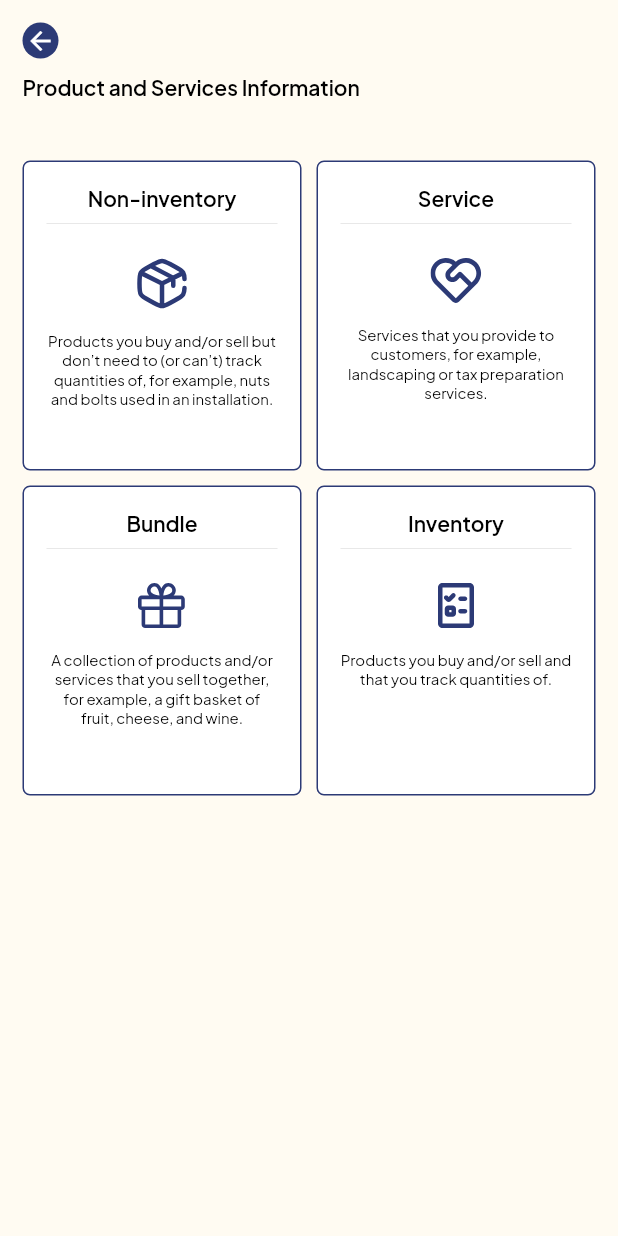
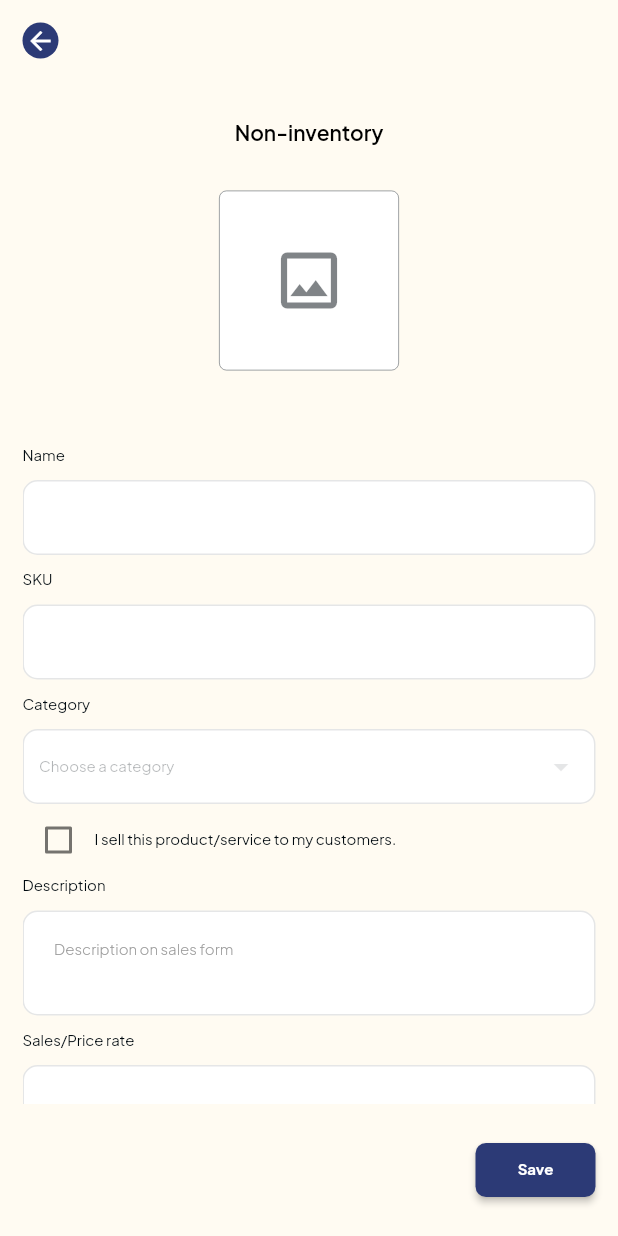
Before and after one commit to adriansgrrx/Flutter_-_MultiStepFormPage, a Flutter app: the screen it shows after launch, on a phone screen of 412 x 824 dp. Run offline on Flutter 3.47's test engine with Material 2 defaults, Android fonts, the phone set to English and light mode, and no system bars; our stand-ins replace flutter_speed_dial, flutter_svg, google_fonts.

Commit message:
Non-inventory UI done.

```diff
--- a/lib/MasterlistProductAndServices/1_ProductNServicesDashboard.dart
+++ b/lib/MasterlistProductAndServices/1_ProductNServicesDashboard.dart
@@ -1,5 +1,6 @@
 import 'package:flutter/material.dart';
 import 'package:google_fonts/google_fonts.dart';
+import 'package:smart_ledger_ai/MasterlistProductAndServices/2_ProductNServicesChoices.dart';
 
 class ProductNServicesDashboard extends StatefulWidget {
   const ProductNServicesDashboard({super.key});
@@ -17,7 +18,14 @@ class _ProductNServicesDashboard extends State<ProductNServicesDashboard> {
     return Scaffold(
       floatingActionButton: FloatingActionButton(
         onPressed: () {
-          // Add your onPressed logic here
+          Navigator.push(
+            context,
+            MaterialPageRoute(
+              builder: (context) {
+                return const ProductNServicesChoices();
+              },
+            ),
+          );
         },
         backgroundColor: const Color(0xFFD9D9D9),
         child: Container(
--- a/lib/MasterlistProductAndServices/2_ProductNServicesChoices.dart
+++ b/lib/MasterlistProductAndServices/2_ProductNServicesChoices.dart
@@ -1,6 +1,8 @@
 import 'package:flutter/material.dart';
 import 'package:google_fonts/google_fonts.dart';
 import 'package:flutter_svg/flutter_svg.dart';
+import 'package:smart_ledger_ai/MasterlistProductAndServices/1_ProductNServicesDashboard.dart';
+import 'package:smart_ledger_ai/MasterlistProductAndServices/3_NonInventory.dart';
 
 class ProductNServicesChoices extends StatefulWidget {
   const ProductNServicesChoices({super.key});
@@ -21,7 +23,18 @@ class _ProductNServicesChoices extends State<ProductNServicesChoices> {
           child: Column(
             crossAxisAlignment: CrossAxisAlignment.stretch,
             children: [
-              Column(
+              GestureDetector(
+                onTap: () {
+                  Navigator.push(
+                    context,
+                    MaterialPageRoute(
+                      builder: (context) {
+                        return const ProductNServicesDashboard();
+                      },
+                    ),
+                  );
+                },
+                child: Column(
                   crossAxisAlignment: CrossAxisAlignment.start,
                   children: [
                     Container(
@@ -41,6 +54,9 @@ class _ProductNServicesChoices extends State<ProductNServicesChoices> {
                         ),
                       ),
                     ),
+                  ],
+                ),
+              ),
               const SizedBox(
                 height: 10,
               ),
@@ -51,16 +67,14 @@ class _ProductNServicesChoices extends State<ProductNServicesChoices> {
                     fontSize: 14.0,
                     fontWeight: FontWeight.w600),
               ),
-                ],
-              ),
               const SizedBox(
                 height: 40,
               ),
               GridView.count(
                 shrinkWrap: true,
                 crossAxisCount: 2, // Number of columns
-                crossAxisSpacing: 10.0, // Spacing between columns
-                mainAxisSpacing: 10.0,
+                crossAxisSpacing: 20.0, // Spacing between columns
+                mainAxisSpacing: 20.0,
                 childAspectRatio: 0.9, // Spacing between rows
                 children: [
                   Container(
@@ -75,14 +89,14 @@ class _ProductNServicesChoices extends State<ProductNServicesChoices> {
                     ),
                     child: GestureDetector(
                       onTap: () {
-                        // Navigator.push(
-                        //   context,
-                        //   MaterialPageRoute(
-                        //     builder: (context) {
-                        //       return YourDestinationPage();
-                        //     },
-                        //   ),
-                        // );
+                        Navigator.push(
+                          context,
+                          MaterialPageRoute(
+                            builder: (context) {
+                              return const NonInventory();
+                            },
+                          ),
+                        );
                       },
                       child: Center(
                         child: Padding(
@@ -289,6 +303,19 @@ class _ProductNServicesChoices extends State<ProductNServicesChoices> {
                                       fontWeight: FontWeight.w400),
                                 ),
                               ),
+                              const SizedBox(
+                                height: 20,
+                              ),
+                              Center(
+                                child: Text(
+                                  'Turn on inventory tracking',
+                                  textAlign: TextAlign.center,
+                                  style: GoogleFonts.plusJakartaSans(
+                                      color: const Color(0xFF0083EB),
+                                      fontSize: 10.0,
+                                      fontWeight: FontWeight.w400),
+                                ),
+                              ),
                             ],
                           ),
                         ),
--- /dev/null
+++ b/lib/MasterlistProductAndServices/3_NonInventory.dart
@@ -0,0 +1,455 @@
+import 'package:flutter/material.dart';
+import 'package:google_fonts/google_fonts.dart';
+import 'package:flutter_svg/flutter_svg.dart';
+import 'package:smart_ledger_ai/MasterlistProductAndServices/1_ProductNServicesDashboard.dart';
+import 'package:smart_ledger_ai/MasterlistProductAndServices/2_ProductNServicesChoices.dart';
+
+class NonInventory extends StatefulWidget {
+  const NonInventory({super.key});
+
+  @override
+  State<NonInventory> createState() => _NonInventory();
+}
+
+class _NonInventory extends State<NonInventory> {
+  bool isChecked = false;
+
+  @override
+  Widget build(BuildContext context) {
+    return SafeArea(
+      child: Scaffold(
+        backgroundColor: const Color(0xFFFFFBF2),
+        body: Padding(
+          padding: const EdgeInsets.only(
+              top: 15.0, bottom: 0.0, left: 15.0, right: 15.0),
+          child: Column(
+            crossAxisAlignment: CrossAxisAlignment.start,
+            children: [
+              GestureDetector(
+                onTap: () {
+                  Navigator.push(
+                    context,
+                    MaterialPageRoute(
+                      builder: (context) {
+                        return const ProductNServicesChoices();
+                      },
+                    ),
+                  );
+                },
+                child: Container(
+                  width: 24,
+                  height: 24,
+                  decoration: const BoxDecoration(
+                    shape: BoxShape.circle,
+                    color: Color(0xFF2C3A76),
+                  ),
+                  child: Transform.translate(
+                    offset: const Offset(0,
+                        0), // Adjust the Y offset as needed to center the icon
+                    child: const Icon(
+                      Icons.arrow_back,
+                      color: Colors.white,
+                      size: 20,
+                    ),
+                  ),
+                ),
+              ),
+              const SizedBox(
+                height: 40,
+              ),
+              Column(
+                crossAxisAlignment: CrossAxisAlignment.start,
+                children: [
+                  Center(
+                    child: Text(
+                      'Non-inventory',
+                      style: GoogleFonts.plusJakartaSans(
+                          color: Colors.black,
+                          fontSize: 14.0,
+                          fontWeight: FontWeight.w600),
+                    ),
+                  ),
+                  const SizedBox(
+                    height: 30,
+                  ),
+                  Center(
+                    child: Container(
+                      width: 120,
+                      height: 120,
+                      decoration: BoxDecoration(
+                        color: Colors.white,
+                        borderRadius: BorderRadius.circular(5.0),
+                        border: Border.all(
+                            color: const Color(0x80010A10), width: 0.5),
+                      ),
+                      child: const Icon(
+                        Icons.image_outlined,
+                        color: Color(0x80010A10),
+                        size: 50,
+                      ),
+                    ),
+                  ),
+                  const SizedBox(
+                    height: 50,
+                  ),
+                ],
+              ),
+              Expanded(
+                child: SingleChildScrollView(
+                  child: Column(
+                    children: [
+                      Column(
+                        crossAxisAlignment: CrossAxisAlignment.start,
+                        children: [
+                          Padding(
+                            padding: const EdgeInsets.only(bottom: 10.0),
+                            child: Row(
+                              children: [
+                                Text(
+                                  'Name',
+                                  style: GoogleFonts.plusJakartaSans(
+                                    color: const Color(0xFF010A10),
+                                    fontSize: 10.0,
+                                  ),
+                                ),
+                              ],
+                            ),
+                          ),
+                          Container(
+                            padding:
+                                const EdgeInsets.symmetric(horizontal: 10.0),
+                            decoration: BoxDecoration(
+                              color: Colors.white,
+                              border:
+                                  Border.all(color: const Color(0x1a010a10)),
+                              borderRadius: BorderRadius.circular(10.0),
+                            ),
+                            child: TextField(
+                              decoration: const InputDecoration(
+                                border: InputBorder.none,
+                                contentPadding:
+                                    EdgeInsets.symmetric(horizontal: 10),
+                              ),
+                              onChanged: (String value) {
+                                // Handle input changes
+                              },
+                            ),
+                          ),
+                        ],
+                      ),
+                      const SizedBox(
+                        height: 10,
+                      ),
+                      Column(
+                        crossAxisAlignment: CrossAxisAlignment.start,
+                        children: [
+                          Padding(
+                            padding: const EdgeInsets.only(bottom: 10.0),
+                            child: Row(
+                              children: [
+                                Text(
+                                  'SKU',
+                                  style: GoogleFonts.plusJakartaSans(
+                                    color: const Color(0xFF010A10),
+                                    fontSize: 10.0,
+                                  ),
+                                ),
+                              ],
+                            ),
+                          ),
+                          Container(
+                            padding:
+                                const EdgeInsets.symmetric(horizontal: 10.0),
+                            decoration: BoxDecoration(
+                              color: Colors.white,
+                              border:
+                                  Border.all(color: const Color(0x1a010a10)),
+                              borderRadius: BorderRadius.circular(10.0),
+                            ),
+                            child: TextField(
+                              decoration: const InputDecoration(
+                                border: InputBorder.none,
+                                contentPadding:
+                                    EdgeInsets.symmetric(horizontal: 10),
+                              ),
+                              onChanged: (String value) {
+                                // Handle input changes
+                              },
+                            ),
+                          ),
+                        ],
+                      ),
+                      const SizedBox(
+                        height: 10,
+                      ),
+                      Column(
+                        crossAxisAlignment: CrossAxisAlignment.start,
+                        children: [
+                          Padding(
+                            padding: const EdgeInsets.only(bottom: 10.0),
+                            child: Row(
+                              children: [
+                                Text(
+                                  'Category',
+                                  style: GoogleFonts.plusJakartaSans(
+                                    color: const Color(0xFF010A10),
+                                    fontSize: 10.0,
+                                  ),
+                                ),
+                              ],
+                            ),
+                          ),
+                          Container(
+                            padding:
+                                const EdgeInsets.symmetric(horizontal: 10.0),
+                            decoration: BoxDecoration(
+                              color: Colors.white,
+                              border:
+                                  Border.all(color: const Color(0x1a010a10)),
+                              borderRadius: BorderRadius.circular(10.0),
+                            ),
+                            child: DropdownButton<String>(
+                              isExpanded: true,
+                              hint: Text(
+                                'Choose a category',
+                                style: GoogleFonts.plusJakartaSans(
+                                  color: Color.fromARGB(77, 1, 10, 16),
+                                  fontSize: 10.0,
+                                ),
+                              ),
+                              underline: Container(),
+                              icon: const Icon(Icons.arrow_drop_down,
+                                  color: Color(0x1a010a10)),
+                              items: <String>[
+                                'Option 1',
+                                'Option 2',
+                                'Option 3',
+                                'Option 4',
+                              ].map((String value) {
+                                return DropdownMenuItem<String>(
+                                  value: value,
+                                  child: Row(
+                                    children: [
+                                      const SizedBox(width: 10),
+                                      Text(value),
+                                    ],
+                                  ),
+                                );
+                              }).toList(),
+                              onChanged: (String? newValue) {
+                                // Handle selection
+                              },
+                            ),
+                          ),
+                          Row(
+                            children: [
+                              Checkbox(
+                                value: isChecked,
+                                onChanged: (bool? newValue) {
+                                  setState(() {
+                                    isChecked = newValue ?? false;
+                                  });
+                                },
+                              ),
+                              Text(
+                                'I sell this product/service to my customers.',
+                                style: GoogleFonts.plusJakartaSans(
+                                  color: const Color(0xFF010A10),
+                                  fontSize: 10.0,
+                                ),
+                              ),
+                            ],
+                          ),
+                        ],
+                      ),
+                      Column(
+                        crossAxisAlignment: CrossAxisAlignment.start,
+                        children: [
+                          Padding(
+                            padding: const EdgeInsets.only(bottom: 10.0),
+                            child: Row(
+                              children: [
+                                Text(
+                                  'Description',
+                                  style: GoogleFonts.plusJakartaSans(
+                                    color: const Color(0xFF010A10),
+                                    fontSize: 10.0,
+                                  ),
+                                ),
+                              ],
+                            ),
+                          ),
+                          Container(
+                            height: 70,
+                            padding:
+                                const EdgeInsets.symmetric(horizontal: 10.0),
+                            decoration: BoxDecoration(
+                              color: Colors.white,
+                              border:
+                                  Border.all(color: const Color(0x1a010a10)),
+                              borderRadius: BorderRadius.circular(10.0),
+                            ),
+                            child: TextField(
+                              decoration: InputDecoration(
+                                border: InputBorder.none,
+                                contentPadding:
+                                    const EdgeInsets.symmetric(horizontal: 10),
+                                hintText: 'Description on sales form',
+                                hintStyle: GoogleFonts.plusJakartaSans(
+                                  textStyle: const TextStyle(
+                                      color: Colors.grey,
+                                      fontSize:
+                                          10.0, // Adjust the font size as needed
+                                      fontWeight: FontWeight.w300),
+                                ),
+                              ),
+                              onChanged: (String value) {
+                                // Handle input changes
+                              },
+                            ),
+                          ),
+                        ],
+                      ),
+                      const SizedBox(
+                        height: 10,
+                      ),
+                      Column(
+                        crossAxisAlignment: CrossAxisAlignment.start,
+                        children: [
+                          Padding(
+                            padding: const EdgeInsets.only(bottom: 10.0),
+                            child: Row(
+                              children: [
+                                Text(
+                                  'Sales/Price rate',
+                                  style: GoogleFonts.plusJakartaSans(
+                                    color: const Color(0xFF010A10),
+                                    fontSize: 10.0,
+                                  ),
+                                ),
+                              ],
+                            ),
+                          ),
+                          Container(
+                            padding:
+                                const EdgeInsets.symmetric(horizontal: 10.0),
+                            decoration: BoxDecoration(
+                              color: Colors.white,
+                              border:
+                                  Border.all(color: const Color(0x1a010a10)),
+                              borderRadius: BorderRadius.circular(10.0),
+                            ),
+                            child: TextField(
+                              decoration: const InputDecoration(
+                                border: InputBorder.none,
+                                contentPadding:
+                                    EdgeInsets.symmetric(horizontal: 10),
+                              ),
+                              onChanged: (String value) {
+                                // Handle input changes
+                              },
+                            ),
+                          ),
+                        ],
+                      ),
+                      const SizedBox(
+                        height: 10,
+                      ),
+                      Column(
+                        crossAxisAlignment: CrossAxisAlignment.start,
+                        children: [
+                          Padding(
+                            padding: const EdgeInsets.only(bottom: 10.0),
+                            child: Row(
+                              children: [
+                                Text(
+                                  'Income Account',
+                                  style: GoogleFonts.plusJakartaSans(
+                                    color: const Color(0xFF010A10),
+                                    fontSize: 10.0,
+                                  ),
+                                ),
+                              ],
+                            ),
+                          ),
+                          Container(
+                            padding:
+                                const EdgeInsets.symmetric(horizontal: 10.0),
+                            decoration: BoxDecoration(
+                              color: Colors.white,
+                              border:
+                                  Border.all(color: const Color(0x1a010a10)),
+                              borderRadius: BorderRadius.circular(10.0),
+                            ),
+                            child: TextField(
+                              decoration: const InputDecoration(
+                                border: InputBorder.none,
+                                contentPadding:
+                                    EdgeInsets.symmetric(horizontal: 10),
+                              ),
+                              onChanged: (String value) {
+                                // Handle input changes
+                              },
+                            ),
+                          ),
+                          Row(
+                            children: [
+                              Checkbox(
+                                value: isChecked,
+                                onChanged: (bool? newValue) {
+                                  setState(() {
+                                    isChecked = newValue ?? false;
+                                  });
+                                },
+                              ),
+                              Text(
+                                'I purchase this product/service from a supplier.',
+                                style: GoogleFonts.plusJakartaSans(
+                                  color: const Color(0xFF010A10),
+                                  fontSize: 10.0,
+                                ),
+                              ),
+                            ],
+                          ),
+                        ],
+                      ),
+                    ],
+                  ),
+                ),
+              ),
+              Align(
+                alignment: Alignment.bottomRight,
+                child: Padding(
+                  padding: const EdgeInsets.symmetric(
+                      horizontal: 0.0, vertical: 20.0),
+                  child: ElevatedButton(
+                    onPressed: () {
+                      // Handle button press
+                    },
+                    style: ElevatedButton.styleFrom(
+                      fixedSize: const Size(80, 27),
+                      backgroundColor:
+                          const Color(0xFF2C3A76), // Change button color
+                      shape: RoundedRectangleBorder(
+                        borderRadius:
+                            BorderRadius.circular(7.0), // Adjust the radius
+                      ),
+                    ),
+                    child: Text(
+                      'Save',
+                      style: GoogleFonts.plusJakartaSans(
+                        color: Colors.white,
+                        fontWeight: FontWeight.w700,
+                        fontSize: 10.0,
+                      ),
+                    ),
+                  ),
+                ),
+              )
+            ],
+          ),
+        ),
+      ),
+    );
+  }
+}
--- a/lib/main.dart
+++ b/lib/main.dart
@@ -12,6 +12,7 @@ import 'package:smart_ledger_ai/MasterlistCustomerInfo/3_CustomerImportImage.dar
 import 'package:smart_ledger_ai/Dashboard/MainDashboard.dart';
 import 'package:smart_ledger_ai/MasterlistProductAndServices/1_ProductNServicesDashboard.dart';
 import 'package:smart_ledger_ai/MasterlistProductAndServices/2_ProductNServicesChoices.dart';
+import 'package:smart_ledger_ai/MasterlistProductAndServices/3_NonInventory.dart';
 import 'package:smart_ledger_ai/MasterlistProductAndServices/test.dart';
 import 'package:smart_ledger_ai/PurchasesAPV/1_PurchasesAPV.dart';
 import 'package:smart_ledger_ai/SettingsPreferences/1_SettingsPreferences.dart';
@@ -29,7 +30,7 @@ class MainApp extends StatelessWidget {
   Widget build(BuildContext context) {
     return const MaterialApp(
       debugShowCheckedModeBanner: false,
-      home: ProductNServicesChoices(),
+      home: NonInventory(),
     );
   }
 }
```
Lines whose indentation alone changed are shown as unchanged.
